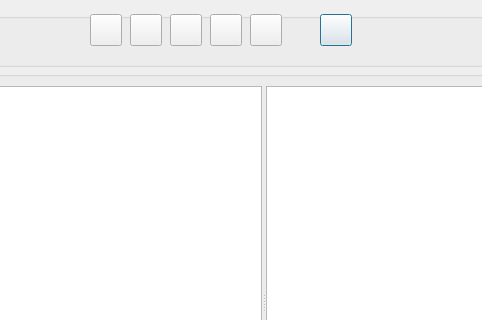
The window that GUI_UIs/ui_comparison_table.ui (ccbogel/QualCoder) describes before a commit, drawn with Qt 5; both pictures show x 156 to 638 and y 0 to 320 of the 839 by 540 pixel window.
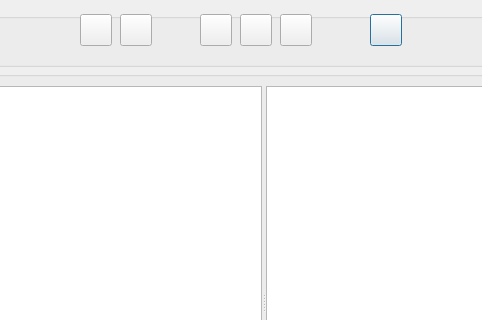
The same window after the commit.

What changed in the file:
```diff
--- a/GUI_UIs/ui_comparison_table.ui
+++ b/GUI_UIs/ui_comparison_table.ui
@@ -74,7 +74,7 @@
      <widget class="QPushButton" name="pushButton_export">
       <property name="geometry">
        <rect>
-        <x>470</x>
+        <x>520</x>
         <y>1</y>
         <width>32</width>
         <height>32</height>
@@ -115,7 +115,7 @@
      <widget class="QPushButton" name="pushButton_select_files">
       <property name="geometry">
        <rect>
-        <x>240</x>
+        <x>350</x>
         <y>1</y>
         <width>32</width>
         <height>32</height>
@@ -143,7 +143,7 @@
      <widget class="QPushButton" name="pushButton_select_categories">
       <property name="geometry">
        <rect>
-        <x>400</x>
+        <x>270</x>
         <y>1</y>
         <width>32</width>
         <height>32</height>
@@ -171,7 +171,7 @@
      <widget class="QPushButton" name="pushButton_select_codes">
       <property name="geometry">
        <rect>
-        <x>320</x>
+        <x>230</x>
         <y>1</y>
         <width>32</width>
         <height>32</height>
@@ -199,7 +199,7 @@
      <widget class="QPushButton" name="pushButton_select_attributes">
       <property name="geometry">
        <rect>
-        <x>360</x>
+        <x>430</x>
         <y>1</y>
         <width>32</width>
         <height>32</height>
@@ -227,7 +227,7 @@
      <widget class="QPushButton" name="pushButton_select_cases">
       <property name="geometry">
        <rect>
-        <x>280</x>
+        <x>390</x>
         <y>1</y>
         <width>32</width>
         <height>32</height>
@@ -252,6 +252,19 @@
        <string/>
       </property>
      </widget>
+     <widget class="QLabel" name="label_arrow">
+      <property name="geometry">
+       <rect>
+        <x>310</x>
+        <y>1</y>
+        <width>30</width>
+        <height>30</height>
+       </rect>
+      </property>
+      <property name="text">
+       <string/>
+      </property>
+     </widget>
     </widget>
    </item>
    <item>
```
